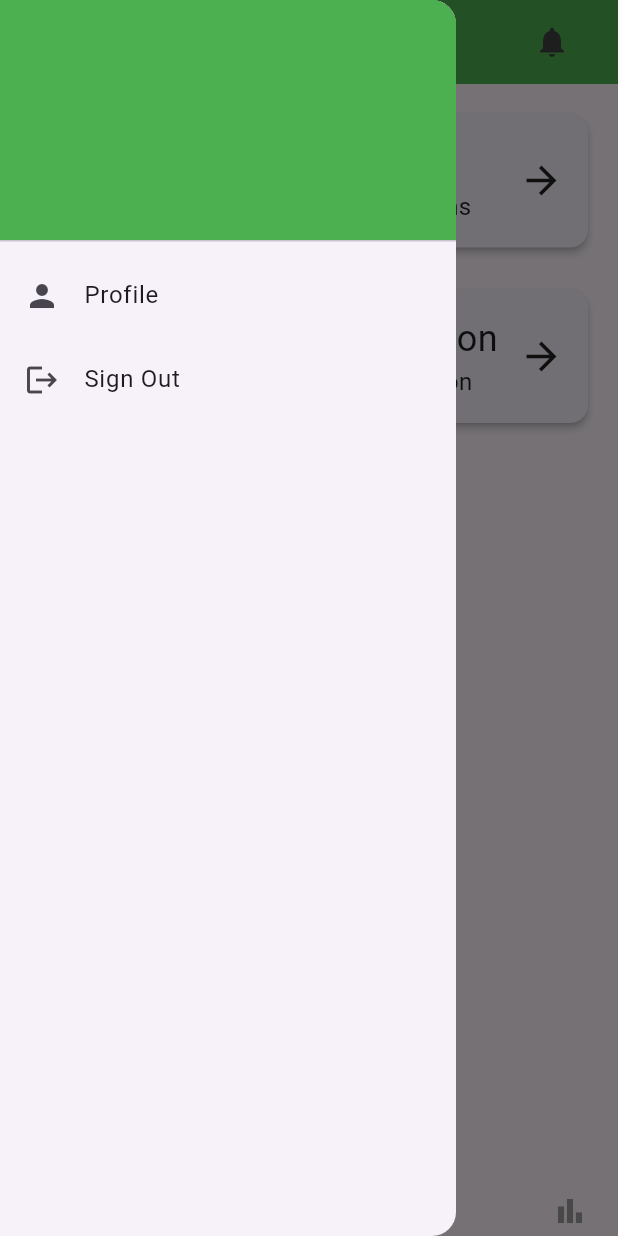
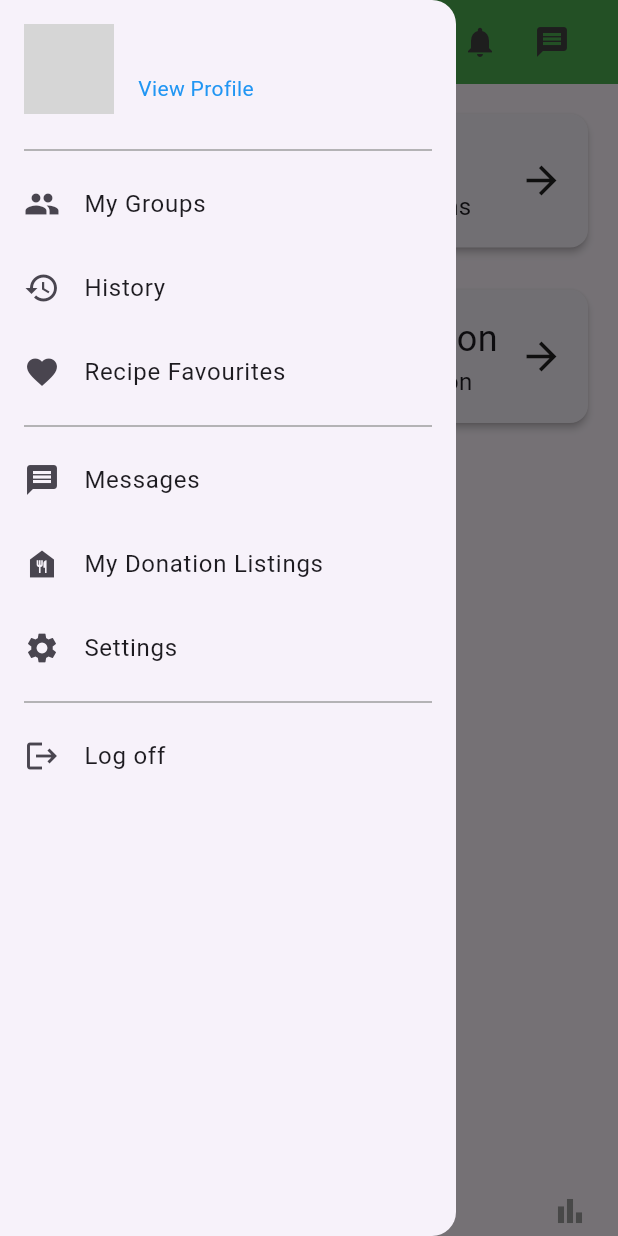
Before and after one commit to 40125789/shelfaware_app, a Flutter app: the screen it shows once a user with an empty profile is signed in, with the side drawer open, on a phone screen of 412 x 824 dp. Run offline on Flutter 3.47's test engine with Material 3 defaults, Android fonts, the phone set to English and light mode, and no system bars; drawn by our look-alikes of google_nav_bar; our stand-ins replace cloud_firestore, firebase_auth, firebase_core, google_sign_in; accounts and stored records are empty; network calls fail; grey boxes are pictures that could not be loaded.

Commit message:
added more items and icons to the side drawer menu, and added message and location icons to the top app bar

```diff
--- a/lib/components/side_drawer_menu.dart
+++ b/lib/components/side_drawer_menu.dart
@@ -1,5 +1,3 @@
-// lib/components/custom_drawer.dart
-
 import 'package:flutter/material.dart';
 
 class CustomDrawer extends StatelessWidget {
@@ -20,23 +18,97 @@ class CustomDrawer extends StatelessWidget {
       child: ListView(
         padding: EdgeInsets.zero,
         children: <Widget>[
-          DrawerHeader(
-            decoration: const BoxDecoration(color: Colors.green),
-            child: Text(
-              "$firstName $lastName",
-              style: const TextStyle(color: Colors.white, fontSize: 24),
+          // Profile Picture Section without green header
+          Padding(
+            padding: const EdgeInsets.all(16.0),
+            child: Row(
+              children: [
+                CircleAvatar(
+                  radius: 30, // Profile picture size
+                  backgroundImage: NetworkImage(
+                    'https://via.placeholder.com/150', // Replace with actual profile picture URL
+                  ),
+                ),
+                const SizedBox(width: 16),
+                Column(
+                  crossAxisAlignment: CrossAxisAlignment.start,
+                  children: [
+                    Text(
+                      "$firstName $lastName",
+                      style: const TextStyle(
+                          fontSize: 18, fontWeight: FontWeight.bold),
+                    ),
+                    const Text(
+                      "View Profile",
+                      style: TextStyle(fontSize: 14, color: Colors.blue),
+                    ),
+                  ],
+                ),
+              ],
             ),
           ),
+          const Divider(
+            indent: 16, // Indentation for shorter divider
+            endIndent: 16,
+            color: Colors.grey,
+          ),
+
+          // List Items
           ListTile(
-            leading: const Icon(Icons.person),
-            title: const Text('Profile'),
+            leading: const Icon(Icons.group),
+            title: const Text('My Groups'),
             onTap: () {
-              // Define action for Profile
+              // Define action for My Groups
             },
           ),
           ListTile(
+            leading: const Icon(Icons.history),
+            title: const Text('History'),
+            onTap: () {
+              // Define action for History
+            },
+          ),
+          ListTile(
+            leading: const Icon(Icons.favorite),
+            title: const Text('Recipe Favourites'),
+            onTap: () {
+              // Define action for Recipe Favourites
+            },
+          ),
+          const Divider(
+            indent: 16, // Indentation for shorter divider
+            endIndent: 16,
+            color: Colors.grey,
+          ),
+          ListTile(
+            leading: const Icon(Icons.message),
+            title: const Text('Messages'),
+            onTap: () {
+              // Define action for Messages
+            },
+          ),
+          ListTile(
+            leading: const Icon(Icons.food_bank),
+            title: const Text('My Donation Listings'),
+            onTap: () {
+              // Define action for My Donation Listings
+            },
+          ),
+          ListTile(
+            leading: const Icon(Icons.settings),
+            title: const Text('Settings'),
+            onTap: () {
+              // Define action for Settings
+            },
+          ),
+          const Divider(
+            indent: 16, // Indentation for shorter divider
+            endIndent: 16,
+            color: Colors.grey,
+          ),
+          ListTile(
             leading: const Icon(Icons.logout),
-            title: const Text('Sign Out'),
+            title: const Text('Log off'),
             onTap: onSignOut,
           ),
         ],
--- a/lib/pages/home_page.dart
+++ b/lib/pages/home_page.dart
@@ -59,12 +59,25 @@ class _HomePageState extends State<HomePage> {
         backgroundColor: Colors.green,
         iconTheme: IconThemeData(color: Colors.grey[800]),
         actions: [
+
+          IconButton(
+          icon: Icon(Icons.location_on, color: Colors.grey[800]), // Location icon
+          onPressed: () {
+            // Define actions for location, e.g., showing user location or navigation
+          },
+        ),
           IconButton(
             icon: Icon(Icons.notifications, color: Colors.grey[800]),
             onPressed: () {
               // Define actions for notifications
             },
           ),
+          IconButton(
+          icon: Icon(Icons.message, color: Colors.grey[800]), // Message icon
+          onPressed: () {
+            // Navigate to the Messages screen or define message-related actions
+          },
+        ),
           const Padding(padding: EdgeInsets.symmetric(horizontal: 10.0)),
         ],
       ),
```
